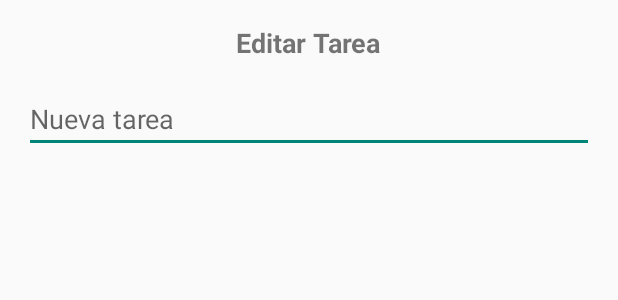
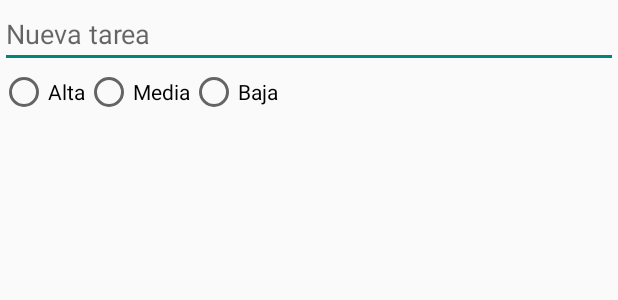
Before and after one commit to robledo21/Entrega1DAS, an Android app: the layout editar_tarea_dialogo.xml on its own in the app's theme, with its tools: preview values and no code run, on a phone screen of 412 x 824 dp. Shown: the top 300 px of the screen. Run offline under Robolectric (Android 15) with nearby library versions, the phone set to English and light mode, and no system bars.

```diff
--- a/app/src/main/res/layout/editar_tarea_dialogo.xml
+++ b/app/src/main/res/layout/editar_tarea_dialogo.xml
@@ -2,22 +2,37 @@
 <LinearLayout xmlns:android="http://schemas.android.com/apk/res/android"
     android:layout_width="match_parent"
     android:layout_height="wrap_content"
-    android:orientation="vertical"
-    android:padding="16dp">
-
-    <TextView
-        android:layout_width="wrap_content"
-        android:layout_height="wrap_content"
-        android:text="Editar Tarea"
-        android:textSize="18sp"
-        android:textStyle="bold"
-        android:layout_gravity="center_horizontal"
-        android:layout_marginBottom="16dp"/>
+    android:orientation="vertical">
 
     <EditText
         android:id="@+id/editTextTarea"
         android:layout_width="match_parent"
         android:layout_height="wrap_content"
-        android:hint="Nueva tarea"/>
+        android:hint="Nueva tarea" />
+
+    <RadioGroup
+        android:id="@+id/radioGroupPrioridad"
+        android:layout_width="wrap_content"
+        android:layout_height="wrap_content"
+        android:orientation="horizontal">
+
+        <RadioButton
+            android:id="@+id/radioButtonAlta"
+            android:layout_width="wrap_content"
+            android:layout_height="wrap_content"
+            android:text="Alta" />
+
+        <RadioButton
+            android:id="@+id/radioButtonMedia"
+            android:layout_width="wrap_content"
+            android:layout_height="wrap_content"
+            android:text="Media" />
+
+        <RadioButton
+            android:id="@+id/radioButtonBaja"
+            android:layout_width="wrap_content"
+            android:layout_height="wrap_content"
+            android:text="Baja" />
+    </RadioGroup>
 
 </LinearLayout>
```
Also changed, not shown: app/src/main/java/com/example/entrega1/MainActivity.java (+33 -4 lines).
